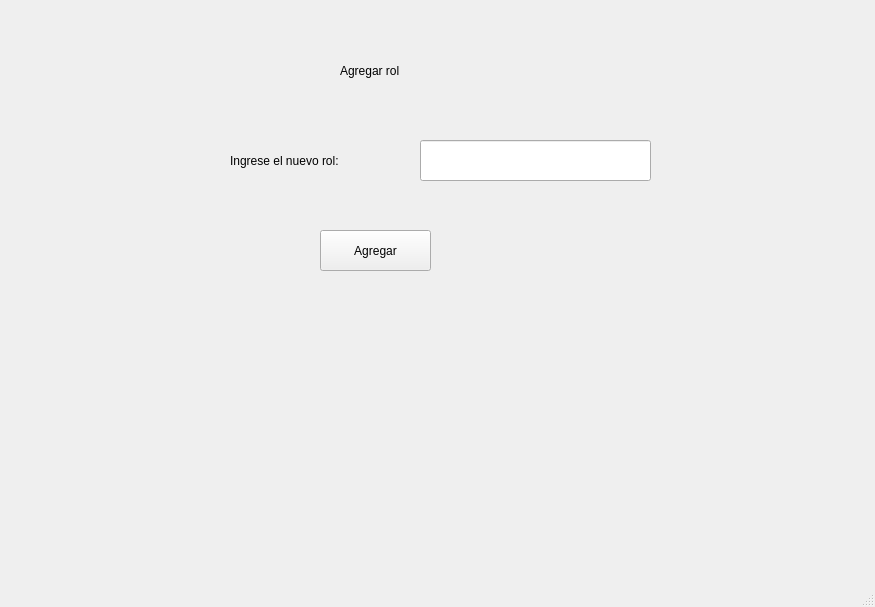
Above: App_Medica/mainwindow.ui from alejandra057/App_Medica_Progra3 before the change. Below: the same form after it.
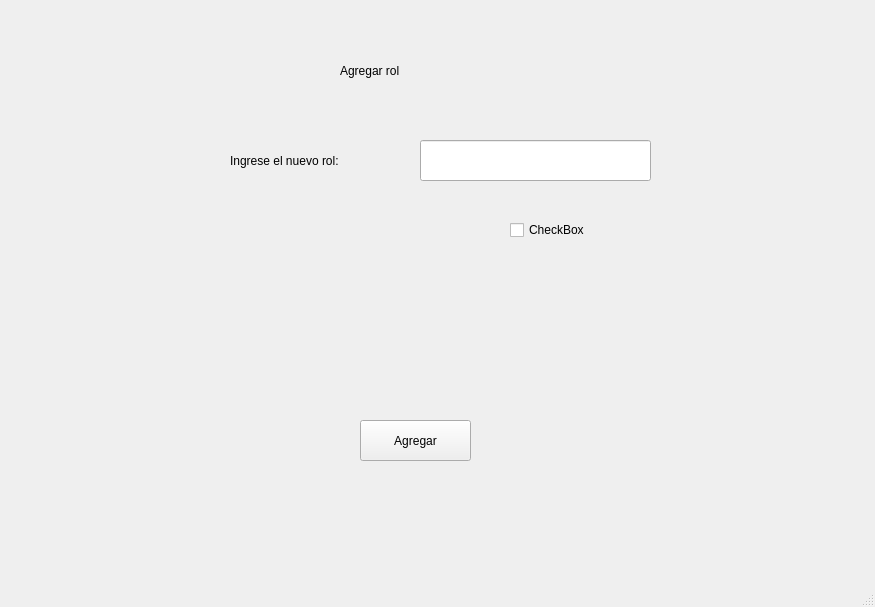
That is the form after the change. The open tabs and pages were chosen to show the change.

The edit to the form file:
```diff
--- a/App_Medica/mainwindow.ui
+++ b/App_Medica/mainwindow.ui
@@ -3749,8 +3749,8 @@
      <widget class="QPushButton" name="pushButton_80">
       <property name="geometry">
        <rect>
-        <x>340</x>
-        <y>230</y>
+        <x>380</x>
+        <y>420</y>
         <width>111</width>
         <height>41</height>
        </rect>
@@ -3759,6 +3759,19 @@
        <string>Agregar</string>
       </property>
      </widget>
+     <widget class="QCheckBox" name="checkBox">
+      <property name="geometry">
+       <rect>
+        <x>530</x>
+        <y>220</y>
+        <width>171</width>
+        <height>20</height>
+       </rect>
+      </property>
+      <property name="text">
+       <string>CheckBox</string>
+      </property>
+     </widget>
     </widget>
    </widget>
   </widget>
```
Left out of the diff: 16 changed lines with no effect on the pictures.
